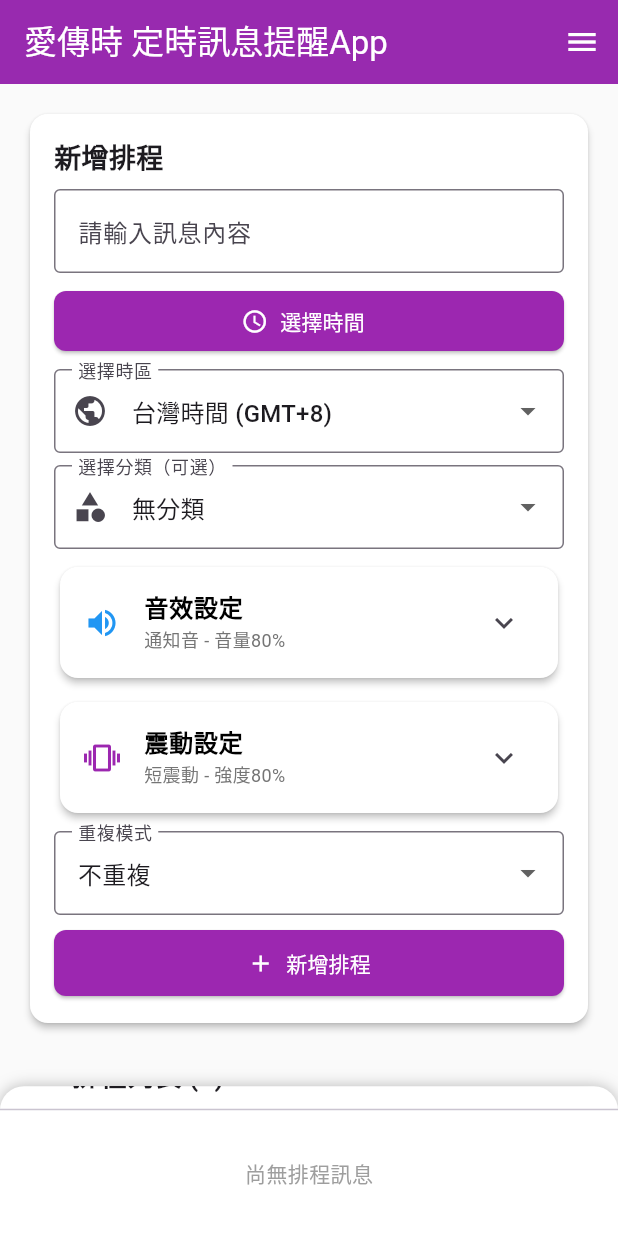
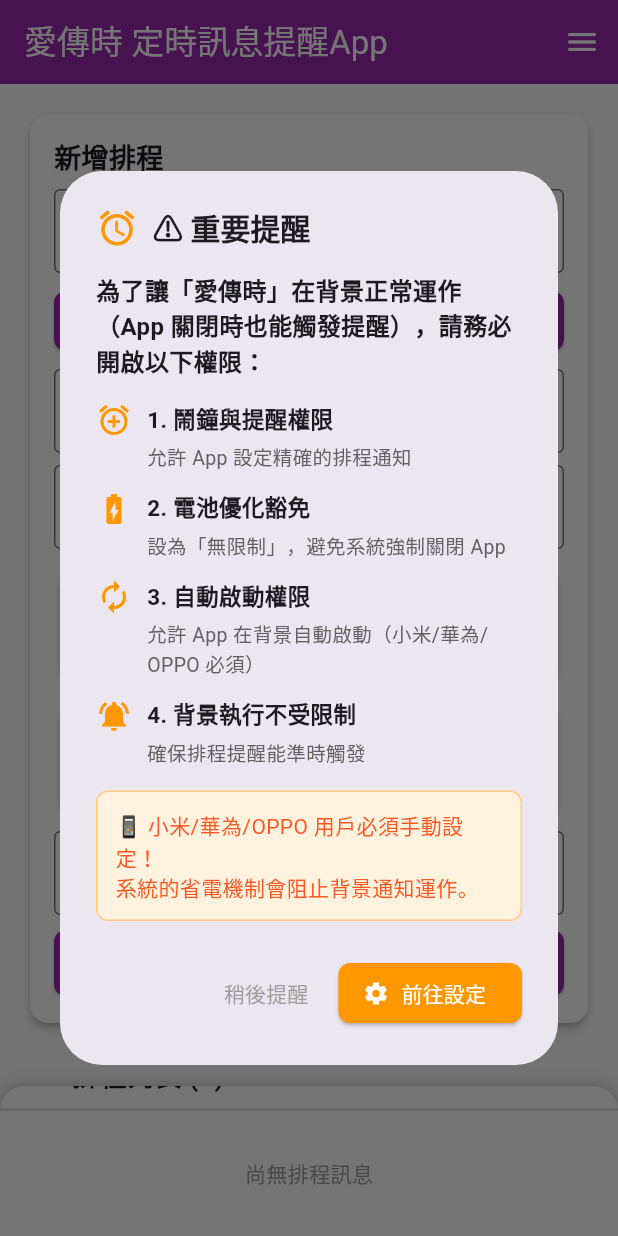
Before and after one commit to TomChiu1224/timed-messenger, a Flutter app: the screen it shows once a user with an empty profile is signed in, scrolled down 48 dp, on a phone screen of 412 x 824 dp. Run offline on Flutter 3.47's test engine with Material 3 defaults, Android fonts, the phone set to English and light mode, and no system bars; our stand-ins replace cloud_firestore, file_picker, firebase_auth, firebase_core, firebase_messaging, flutter_local_notifications and 9 more; missing offline and left inert: android_intent_plus; accounts and stored records are empty; network calls fail.

Commit message:
功能：新增背景通知權限引導系統 - 解決App關閉後排程通知無法觸發問題
三位專家分析結果：
- A（Flutter通知專家）：確認 scheduleNotification 正確呼叫，使用 zonedSchedule 與 exactAllowWhileIdle
- B（Android系統專家）：AndroidManifest.xml 基本設定正確，新增電池優化豁免權限
- C（手機品牌相容性專家）：小米/華為/OPPO 等品牌需引導用戶手動開啟自動啟動與背景執行權限

解決方案：
✅ 新增 permission_guide.dart 權限引導服務
✅ App 啟動時顯示一次性權限引導對話框
✅ 引導用戶開啟：鬧鐘與提醒、電池優化豁免、自動啟動、背景執行權限
✅ 提供「前往設定」快捷按鈕，支援跳轉至系統設定頁面
✅ 新增 permission_handler 和 android_intent_plus 依賴
✅ AndroidManifest.xml 新增 REQUEST_IGNORE_BATTERY_OPTIMIZATIONS 權限

Co-Authored-By: Claude Opus 4.6 <noreply@anthropic.com>

```diff
--- a/lib/main.dart
+++ b/lib/main.dart
@@ -22,6 +22,7 @@ import 'package:intl/intl.dart';
 import 'services/audio_manager.dart'; // 之前加入的音效引用
 import 'services/vibration_manager.dart'; // 新加入的震動引用
 import 'services/notification_manager.dart'; // 本地通知管理器
+import 'services/permission_guide.dart'; // ✅ 背景通知權限引導
 import 'models/scheduled_message.dart';
 import 'models/task_category.dart';
 import 'models/sound_settings.dart';
@@ -244,6 +245,11 @@ class _HomePageState extends State<HomePage> {
     // ✅ 載入資料庫中的排程訊息
     _loadMessagesFromDatabase();
     _loadCategories();
+
+    // ✅ 背景通知權限引導（首次啟動時）
+    WidgetsBinding.instance.addPostFrameCallback((_) {
+      PermissionGuide.performPermissionCheck(context);
+    });
 
     // ✅ 保持完整的 Timer 邏輯（整合音效+震動播放）
     Timer.periodic(const Duration(seconds: 1), (timer) {
--- /dev/null
+++ b/lib/services/permission_guide.dart
@@ -0,0 +1,312 @@
+// lib/services/permission_guide.dart
+// ========== 🔐 背景通知權限引導系統 ==========
+// 針對小米、華為、OPPO 等品牌的激進省電機制提供用戶引導
+
+import 'dart:io';
+import 'package:flutter/material.dart';
+import 'package:shared_preferences/shared_preferences.dart';
+import 'package:permission_handler/permission_handler.dart';
+import 'package:android_intent_plus/android_intent.dart';
+
+class PermissionGuide {
+  static const String _keyShownGuide = 'shown_permission_guide';
+
+  /// 檢查是否需要顯示權限引導（僅第一次啟動）
+  static Future<bool> shouldShowGuide() async {
+    if (!Platform.isAndroid) return false;
+
+    final prefs = await SharedPreferences.getInstance();
+    final hasShown = prefs.getBool(_keyShownGuide) ?? false;
+    return !hasShown;
+  }
+
+  /// 標記已顯示過引導
+  static Future<void> markGuideAsShown() async {
+    final prefs = await SharedPreferences.getInstance();
+    await prefs.setBool(_keyShownGuide, true);
+  }
+
+  /// 顯示權限引導對話框
+  static Future<void> showPermissionGuideDialog(BuildContext context) async {
+    return showDialog(
+      context: context,
+      barrierDismissible: false, // 必須按按鈕才能關閉
+      builder: (BuildContext context) {
+        return AlertDialog(
+          title: const Row(
+            children: [
+              Icon(Icons.alarm, color: Colors.orange, size: 28),
+              SizedBox(width: 10),
+              Text(
+                '⚠️ 重要提醒',
+                style: TextStyle(fontSize: 20, fontWeight: FontWeight.bold),
+              ),
+            ],
+          ),
+          content: SingleChildScrollView(
+            child: Column(
+              mainAxisSize: MainAxisSize.min,
+              crossAxisAlignment: CrossAxisAlignment.start,
+              children: [
+                const Text(
+                  '為了讓「愛傳時」在背景正常運作（App 關閉時也能觸發提醒），請務必開啟以下權限：',
+                  style: TextStyle(fontSize: 16, fontWeight: FontWeight.bold),
+                ),
+                const SizedBox(height: 16),
+                _buildPermissionItem(
+                  icon: Icons.alarm_add,
+                  title: '1. 鬧鐘與提醒權限',
+                  description: '允許 App 設定精確的排程通知',
+                ),
+                const SizedBox(height: 12),
+                _buildPermissionItem(
+                  icon: Icons.battery_charging_full,
+                  title: '2. 電池優化豁免',
+                  description: '設為「無限制」，避免系統強制關閉 App',
+                ),
+                const SizedBox(height: 12),
+                _buildPermissionItem(
+                  icon: Icons.autorenew,
+                  title: '3. 自動啟動權限',
+                  description: '允許 App 在背景自動啟動（小米/華為/OPPO 必須）',
+                ),
+                const SizedBox(height: 12),
+                _buildPermissionItem(
+                  icon: Icons.notifications_active,
+                  title: '4. 背景執行不受限制',
+                  description: '確保排程提醒能準時觸發',
+                ),
+                const SizedBox(height: 16),
+                Container(
+                  padding: const EdgeInsets.all(12),
+                  decoration: BoxDecoration(
+                    color: Colors.orange.shade50,
+                    borderRadius: BorderRadius.circular(8),
+                    border: Border.all(color: Colors.orange.shade200),
+                  ),
+                  child: const Text(
+                    '📱 小米/華為/OPPO 用戶必須手動設定！\n系統的省電機制會阻止背景通知運作。',
+                    style: TextStyle(fontSize: 14, color: Colors.deepOrange),
+                  ),
+                ),
+              ],
+            ),
+          ),
+          actions: [
+            TextButton(
+              onPressed: () async {
+                await markGuideAsShown();
+                Navigator.of(context).pop();
+              },
+              child: const Text('稍後提醒', style: TextStyle(color: Colors.grey)),
+            ),
+            ElevatedButton.icon(
+              onPressed: () async {
+                await markGuideAsShown();
+                Navigator.of(context).pop();
+                await openSystemSettings(context);
+              },
+              icon: const Icon(Icons.settings),
+              label: const Text('前往設定'),
+              style: ElevatedButton.styleFrom(
+                backgroundColor: Colors.orange,
+                foregroundColor: Colors.white,
+              ),
+            ),
+          ],
+        );
+      },
+    );
+  }
+
+  /// 構建權限項目
+  static Widget _buildPermissionItem({
+    required IconData icon,
+    required String title,
+    required String description,
+  }) {
+    return Row(
+      crossAxisAlignment: CrossAxisAlignment.start,
+      children: [
+        Icon(icon, color: Colors.orange, size: 24),
+        const SizedBox(width: 10),
+        Expanded(
+          child: Column(
+            crossAxisAlignment: CrossAxisAlignment.start,
+            children: [
+              Text(
+                title,
+                style: const TextStyle(
+                  fontSize: 15,
+                  fontWeight: FontWeight.bold,
+                ),
+              ),
+              const SizedBox(height: 4),
+              Text(
+                description,
+                style: TextStyle(
+                  fontSize: 13,
+                  color: Colors.grey.shade700,
+                ),
+              ),
+            ],
+          ),
+        ),
+      ],
+    );
+  }
+
+  /// 打開系統設定頁面（提供多個入口）
+  static Future<void> openSystemSettings(BuildContext context) async {
+    if (!Platform.isAndroid) return;
+
+    // 顯示設定引導選單
+    showModalBottomSheet(
+      context: context,
+      builder: (BuildContext context) {
+        return Container(
+          padding: const EdgeInsets.all(20),
+          child: Column(
+            mainAxisSize: MainAxisSize.min,
+            children: [
+              const Text(
+                '請選擇要前往的設定頁面：',
+                style: TextStyle(fontSize: 18, fontWeight: FontWeight.bold),
+              ),
+              const SizedBox(height: 20),
+              ListTile(
+                leading: const Icon(Icons.alarm, color: Colors.orange),
+                title: const Text('鬧鐘與提醒'),
+                subtitle: const Text('設定精確排程權限'),
+                onTap: () {
+                  Navigator.pop(context);
+                  _openExactAlarmSettings();
+                },
+              ),
+              ListTile(
+                leading: const Icon(Icons.battery_charging_full, color: Colors.green),
+                title: const Text('電池優化設定'),
+                subtitle: const Text('設為「無限制」'),
+                onTap: () {
+                  Navigator.pop(context);
+                  _openBatteryOptimizationSettings();
+                },
+              ),
+              ListTile(
+                leading: const Icon(Icons.settings, color: Colors.blue),
+                title: const Text('應用程式詳細資訊'),
+                subtitle: const Text('查看所有權限設定'),
+                onTap: () {
+                  Navigator.pop(context);
+                  _openAppSettings();
+                },
+              ),
+            ],
+          ),
+        );
+      },
+    );
+  }
+
+  /// 打開精確鬧鐘設定頁面（Android 12+）
+  static Future<void> _openExactAlarmSettings() async {
+    try {
+      final intent = AndroidIntent(
+        action: 'android.settings.REQUEST_SCHEDULE_EXACT_ALARM',
+        package: 'com.example.timed_messenger', // 請替換為您的 package name
+      );
+      await intent.launch();
+      print('✅ 已打開精確鬧鐘設定頁面');
+    } catch (e) {
+      print('⚠️ 無法打開精確鬧鐘設定，嘗試打開應用設定: $e');
+      await _openAppSettings();
+    }
+  }
+
+  /// 打開電池優化設定頁面
+  static Future<void> _openBatteryOptimizationSettings() async {
+    try {
+      final intent = AndroidIntent(
+        action: 'android.settings.IGNORE_BATTERY_OPTIMIZATION_SETTINGS',
+      );
+      await intent.launch();
+      print('✅ 已打開電池優化設定頁面');
+    } catch (e) {
+      print('⚠️ 無法打開電池優化設定: $e');
+      await _openAppSettings();
+    }
+  }
+
+  /// 打開應用程式設定頁面
+  static Future<void> _openAppSettings() async {
+    try {
+      await openAppSettings();
+      print('✅ 已打開應用程式設定');
+    } catch (e) {
+      print('❌ 無法打開應用程式設定: $e');
+    }
+  }
+
+  /// 檢查並請求通知權限
+  static Future<bool> checkAndRequestNotificationPermission() async {
+    if (!Platform.isAndroid) return true;
+
+    final status = await Permission.notification.status;
+    if (status.isGranted) {
+      print('✅ 通知權限已授權');
+      return true;
+    }
+
+    final result = await Permission.notification.request();
+    if (result.isGranted) {
+      print('✅ 通知權限已授權');
+      return true;
+    } else {
+      print('⚠️ 通知權限被拒絕');
+      return false;
+    }
+  }
+
+  /// 檢查精確鬧鐘權限（Android 12+）
+  static Future<bool> checkScheduleExactAlarmPermission() async {
+    if (!Platform.isAndroid) return true;
+
+    try {
+      final status = await Permission.scheduleExactAlarm.status;
+      if (status.isGranted) {
+        print('✅ 精確鬧鐘權限已授權');
+        return true;
+      } else {
+        print('⚠️ 精確鬧鐘權限未授權，請手動開啟');
+        return false;
+      }
+    } catch (e) {
+      print('⚠️ 無法檢查精確鬧鐘權限（可能是舊版 Android）: $e');
+      return true;
+    }
+  }
+
+  /// 完整權限檢查與引導流程
+  static Future<void> performPermissionCheck(BuildContext context) async {
+    if (!Platform.isAndroid) return;
+
+    // 1. 檢查是否需要顯示引導
+    final shouldShow = await shouldShowGuide();
+    if (!shouldShow) {
+      print('ℹ️ 權限引導已顯示過，跳過');
+      return;
+    }
+
+    // 2. 延遲一點再顯示（避免與其他初始化衝突）
+    await Future.delayed(const Duration(seconds: 1));
+
+    // 3. 顯示引導對話框
+    if (context.mounted) {
+      await showPermissionGuideDialog(context);
+    }
+
+    // 4. 檢查並請求基本權限
+    await checkAndRequestNotificationPermission();
+    await checkScheduleExactAlarmPermission();
+  }
+}
--- a/pubspec.yaml
+++ b/pubspec.yaml
@@ -49,6 +49,10 @@ dependencies:
   # ========== 付費訂閱功能 ==========
   in_app_purchase: ^3.2.0           # 應用內購買功能
 
+  # ========== 權限管理（背景通知引導）==========
+  permission_handler: ^11.0.1       # 權限檢查與引導
+  android_intent_plus: ^4.0.3       # Android 設定頁面跳轉
+
 dev_dependencies:
   flutter_test:
     sdk: flutter
```
Also changed, not shown: 1 other file.
